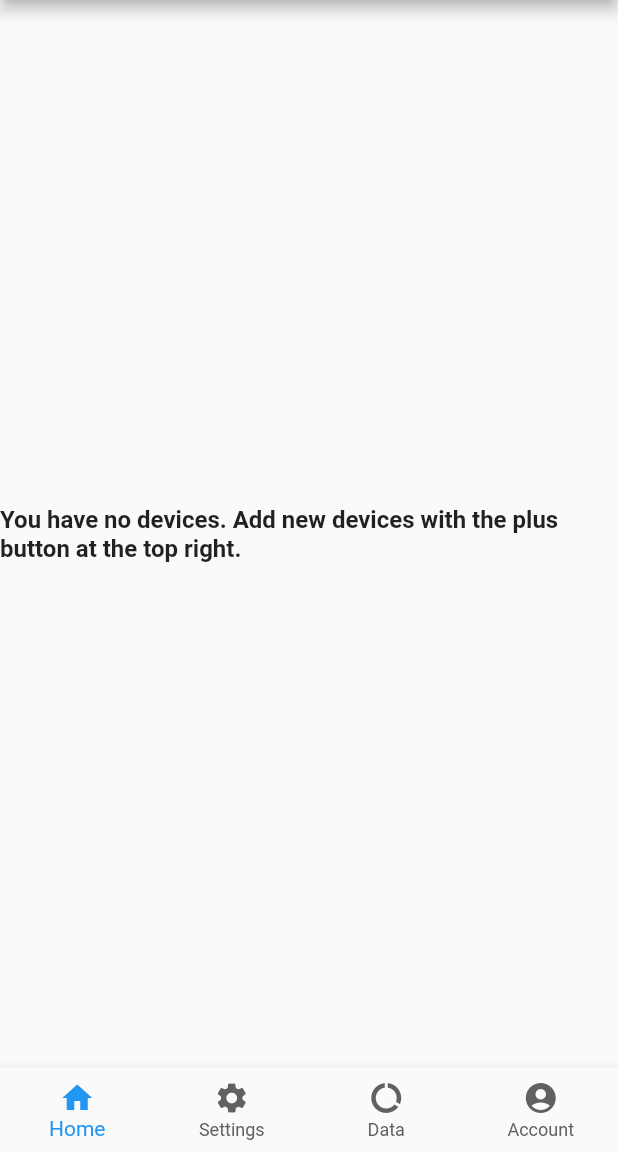
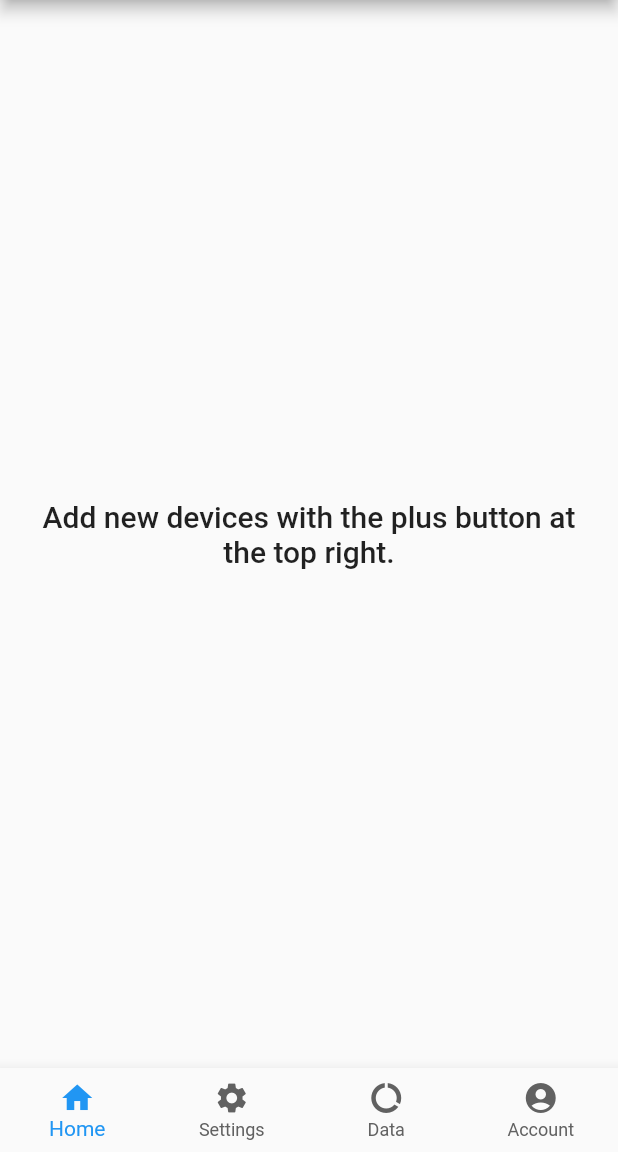
Before and after one commit to TylerHight/Que-App, a Flutter app: the screen it shows after launch, on a phone screen of 412 x 824 dp, the part 84-1236 px from its top. Run offline on Flutter 3.47's test engine with Material 2 defaults, Android fonts, the phone set to English and light mode, and no system bars; our stand-ins replace syncfusion_flutter_charts.

Commit message:
tidied no device message

```diff
--- a/lib/screens/home_screen/home_screen.dart
+++ b/lib/screens/home_screen/home_screen.dart
@@ -65,13 +65,17 @@ class HomeScreen extends StatelessWidget {
         ],
       ),
       body: deviceTitles.isEmpty
-          ? Center(
-        child: Text(
-          'You have no devices. Add new devices with the plus button at the top right.',
-          style: TextStyle(fontSize: 16, fontWeight: FontWeight.bold),
-        ),
-      )
-          : ListView.builder(
+        ? const Center(
+          child: Padding(
+            padding: EdgeInsets.symmetric(horizontal: 16.0), // Add horizontal padding
+            child: Text(
+              'Add new devices with the plus button at the top right.',
+              style: TextStyle(fontSize: 20, fontWeight: FontWeight.w500),
+              textAlign: TextAlign.center, // Center the text
+            ),
+          ),
+        )
+      : ListView.builder(
         itemCount: deviceTitles.length,
         itemBuilder: (context, index) {
           return Padding(
```
Also changed, not shown: lib/device_data.g.dart (deleted).
